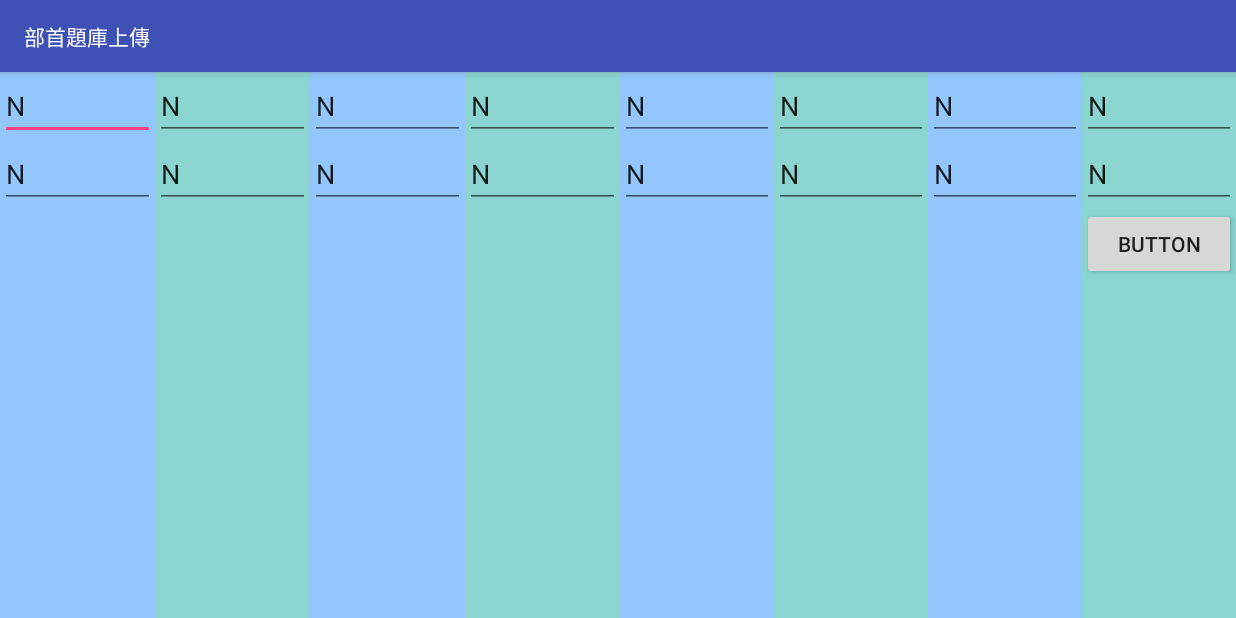
After one commit to DaLemon/HappyChildrenApp, an Android app: the HandUpload screen opened directly, with no data from a screen before it, on a phone screen of 824 x 412 dp (held sideways). The commit adds this screen. Run offline under Robolectric (Android 15) with nearby library versions, the phone set to English and light mode, and no system bars.

Commit message:
新增upload storage + Turn_game_data 動態化

```diff
--- a/HappyChildApp/app/src/main/AndroidManifest.xml
+++ b/HappyChildApp/app/src/main/AndroidManifest.xml
@@ -32,6 +32,11 @@
         <activity android:name=".Choose_Chinese_Math"
             android:label="@string/Choose_Chinese_Math"
             android:screenOrientation="landscape"></activity>
+
+        <activity android:name=".Upload.HandUpload"
+            android:label="@string/HandUpload"
+            android:screenOrientation="landscape"></activity>
+
 
         <activity
             android:name=".Unit1"
--- a/HappyChildApp/app/src/main/java/com/example/vrml/happychildapp/Jennifer_Code/FireBaseDataBaseTool.java
+++ b/HappyChildApp/app/src/main/java/com/example/vrml/happychildapp/Jennifer_Code/FireBaseDataBaseTool.java
@@ -1,14 +1,14 @@
 package com.example.vrml.happychildapp.Jennifer_Code;
 
-import android.content.Intent;
+import android.net.Uri;
 
-import com.example.vrml.happychildapp.R;
-import com.google.firebase.auth.FirebaseAuth;
-import com.google.firebase.database.DataSnapshot;
-import com.google.firebase.database.DatabaseError;
+import com.google.android.gms.tasks.OnFailureListener;
+import com.google.android.gms.tasks.OnSuccessListener;
 import com.google.firebase.database.DatabaseReference;
 import com.google.firebase.database.FirebaseDatabase;
-import com.google.firebase.database.ValueEventListener;
+import com.google.firebase.storage.FirebaseStorage;
+import com.google.firebase.storage.StorageReference;
+import com.google.firebase.storage.UploadTask;
 
 import java.util.List;
 
@@ -19,17 +19,37 @@ import java.util.List;
 
 public class FireBaseDataBaseTool {
 
-    public static void SendText(String Path,Object message){
+    public static void SendText(String Path, Object message) {
         FirebaseDatabase mFireBaseDatabase = FirebaseDatabase.getInstance();
         DatabaseReference databaseReference = mFireBaseDatabase.getReference();
         databaseReference.child(Path).setValue(message);
     }
-    public static void SendText(List<String> Path, Object message){
+
+    public static void SendText(List<String> Path, Object message) {
         FirebaseDatabase mFireBaseDatabase = FirebaseDatabase.getInstance();
         DatabaseReference databaseReference = mFireBaseDatabase.getReference();
-        for(String temp : Path){
+        for (String temp : Path) {
             databaseReference = databaseReference.child(temp);
         }
         databaseReference.setValue(message);
     }
+
+    static StorageReference databaseReference;
+    public static void SendStorage(String path, String filename, Uri filepath) {
+
+        databaseReference = FirebaseStorage.getInstance().getReference();
+        databaseReference = databaseReference.child(path).child(filename);
+        databaseReference.putFile(filepath);
+    }
+
+    public static void SendStorage(String path, String filename, Uri filepath,
+                                   OnSuccessListener<UploadTask.TaskSnapshot> success, OnFailureListener fail) {
+        databaseReference = FirebaseStorage.getInstance().getReference();
+        databaseReference = databaseReference.child(path).child(filename);
+        databaseReference.putFile(filepath).addOnSuccessListener(success).addOnFailureListener(fail);
+    }
+
+    public static StorageReference GetDatabaseReference() {
+        return databaseReference;
+    }
 }
--- a/HappyChildApp/app/src/main/java/com/example/vrml/happychildapp/TurnCardGame/Turn_Card_Data.java
+++ b/HappyChildApp/app/src/main/java/com/example/vrml/happychildapp/TurnCardGame/Turn_Card_Data.java
@@ -1,9 +1,11 @@
 package com.example.vrml.happychildapp.TurnCardGame;
 
 import android.os.Bundle;
+import android.util.Log;
 
 import com.google.firebase.database.DataSnapshot;
 
+import java.lang.reflect.Array;
 import java.util.Arrays;
 
 /**
@@ -12,8 +14,9 @@ import java.util.Arrays;
 
 public class Turn_Card_Data {
     //List<String> array = new ArrayList<String>();
-    String[] array;
+    String[] array = new String[16];
     DataSnapshot dataSnapshot;
+    private int size;
     public Turn_Card_Data get() {
         return new Turn_Card_Data();
     }
@@ -35,8 +38,14 @@ public class Turn_Card_Data {
             temp2 = (String) temp.getValue();
 
         }
-        array = Arrays.copyOfRange(temp2.split(""),1,temp2.split("").length);
-
+        String[] temp = temp2.split("");
+        size=temp.length/2;
+        for (int i=0 ; i<array.length;i++) {
+            array[i]  ="";
+        }
+        for (int i=1;i<temp.length;i++) {
+            array[i-1] = temp[i];
+        }
 
     }
 
@@ -48,5 +57,6 @@ public class Turn_Card_Data {
     public String[] getData(){
         return this.array;
     }
+    public int getSize(){return size;}
     public DataSnapshot getDataSnapshot() {return this.dataSnapshot;}
 }
--- a/HappyChildApp/app/src/main/java/com/example/vrml/happychildapp/TurnCardGame/Turn_Card_Game.java
+++ b/HappyChildApp/app/src/main/java/com/example/vrml/happychildapp/TurnCardGame/Turn_Card_Game.java
@@ -8,6 +8,7 @@ import android.os.Bundle;
 import android.os.Handler;
 import android.support.v7.app.AlertDialog;
 import android.support.v7.app.AppCompatActivity;
+import android.text.TextUtils;
 import android.util.DisplayMetrics;
 import android.util.Log;
 import android.view.KeyEvent;
@@ -35,6 +36,7 @@ public class Turn_Card_Game extends AppCompatActivity {
     Button temp = null;
     AlertDialog isExit;
     int count = 0;
+    int size;
     RatingBar mRatingBar;
     private static MediaPlayer music;
     DisplayMetrics metrics = new DisplayMetrics();
@@ -67,7 +69,7 @@ public class Turn_Card_Game extends AppCompatActivity {
                 Bundle bundle = Turn_Card_Game.this.getIntent().getExtras();
                 turn_card_data = new Turn_Card_Data(bundle,dataSnapshot);
                 str_array = turn_card_data.getData();
-
+                size = turn_card_data.getSize();
             }
 
             @Override
@@ -142,6 +144,9 @@ public class Turn_Card_Game extends AppCompatActivity {
             String btn = "button" + (i + 1);
             int resID = getResources().getIdentifier(btn, "id", getPackageName());
             buttons[i] = ((Button) findViewById(resID));
+            if(TextUtils.isEmpty(str_array[i]))
+                buttons[i].setVisibility(View.INVISIBLE);
+            else{
                 buttons[i].setText(str_array[i]);
                 //隨著螢幕寬去縮放文字尺寸
                 if(metrics.widthPixels > 2000) {
@@ -158,6 +163,7 @@ public class Turn_Card_Game extends AppCompatActivity {
                 buttons[i].setTextColor(Color.BLUE);
                 buttons[i].setOnClickListener(onClickListener);
                 buttons[i].setBackgroundResource(R.drawable.tt);
+            }
         }
     }
 
@@ -285,7 +291,7 @@ public class Turn_Card_Game extends AppCompatActivity {
                 button.setOnClickListener(null);
                 count++;
                 //完成後顯示成功
-                if (count == 8) {
+                if (count == size) {
                     ShowMessang("Successful");
                     mRatingBar.setRating(3);
                     music.stop();
--- /dev/null
+++ b/HappyChildApp/app/src/main/java/com/example/vrml/happychildapp/Upload/HandUpload.java
@@ -0,0 +1,54 @@
+package com.example.vrml.happychildapp.Upload;
+
+import android.graphics.Path;
+import android.os.Bundle;
+import android.support.annotation.Nullable;
+import android.support.v7.app.AppCompatActivity;
+import android.util.Log;
+import android.view.View;
+import android.widget.Button;
+import android.widget.EditText;
+
+import com.example.vrml.happychildapp.Jennifer_Code.FireBaseDataBaseTool;
+import com.example.vrml.happychildapp.R;
+
+import java.util.ArrayList;
+import java.util.List;
+
+/**
+ * Created by Nora on 2017/11/4.
+ */
+
+public class HandUpload extends AppCompatActivity {
+
+    Button button;
+    @Override
+    protected void onCreate(@Nullable Bundle savedInstanceState) {
+        super.onCreate(savedInstanceState);
+        setContentView(R.layout.handupload);
+        button = (Button) findViewById(R.id.summit);
+
+
+        button.setOnClickListener(new View.OnClickListener() {
+            @Override
+            public void onClick(View v) {
+                EditText editText1;
+                String result = "";
+                for (int i = 0; i < 16; i++) {
+                    String btn = "editText"+(i+1);
+                    int resID = getResources().getIdentifier(btn, "id", getPackageName());
+                    editText1 = (EditText)findViewById(resID);
+                    result+= editText1.getText();
+                }Log.e("DEBUG",result+"");
+                List<String> path= new ArrayList<String>();
+                path.add("Teach");
+                path.add("Chinese");
+                path.add("Exam");
+                path.add("Hand");
+                path.add("Lesson3");
+                path.add("content");
+                FireBaseDataBaseTool.SendText(path,result);
+            }
+        });
+    }
+}
--- a/HappyChildApp/app/src/main/java/com/example/vrml/happychildapp/menu_choose.java
+++ b/HappyChildApp/app/src/main/java/com/example/vrml/happychildapp/menu_choose.java
@@ -18,6 +18,7 @@ import android.widget.Toast;
 import com.example.vrml.happychildapp.Jennifer_Code.SignInActivity;
 import com.example.vrml.happychildapp.Jennifer_Code.SignOut;
 import com.example.vrml.happychildapp.Scoll.scrollActivity;
+import com.example.vrml.happychildapp.Upload.HandUpload;
 import com.google.firebase.auth.FirebaseAuth;
 
 import java.util.ArrayList;
@@ -56,6 +57,10 @@ public class menu_choose extends AppCompatActivity {
                         intent.setClass(menu_choose.this, scrollActivity.class);
                         startActivity(intent);
                         break;
+                    case "新增題庫":
+                        intent.setClass(menu_choose.this, HandUpload.class);
+                        startActivity(intent);
+                        break;
                     case "登出":
                         new SignOut();
                         intent.setClass(menu_choose.this, SignInActivity.class);
@@ -80,6 +85,7 @@ public class menu_choose extends AppCompatActivity {
             if(Position.equals("老師")){
                 data.add("教材分享區");//2
                 data.add("建立新教材");//3
+                data.add("新增題庫");
             }
             data.add("登出");
         }
--- /dev/null
+++ b/HappyChildApp/app/src/main/res/layout/handupload.xml
@@ -0,0 +1,228 @@
+<?xml version="1.0" encoding="utf-8"?>
+<LinearLayout xmlns:android="http://schemas.android.com/apk/res/android"
+    android:layout_width="match_parent"
+    android:layout_height="match_parent"
+    android:weightSum="8">
+
+    <LinearLayout
+        android:layout_width="match_parent"
+        android:layout_height="match_parent"
+        android:layout_weight="1"
+
+        android:background="@color/dot_light_screen3"
+        android:orientation="vertical">
+
+        <EditText
+            android:id="@+id/editText1"
+            android:layout_width="match_parent"
+            android:layout_height="wrap_content"
+            android:ems="10"
+            android:inputType="textPersonName"
+            android:maxLength="1"
+            android:text="Name" />
+
+        <EditText
+            android:id="@+id/editText2"
+            android:layout_width="match_parent"
+            android:layout_height="wrap_content"
+            android:ems="10"
+            android:inputType="textPersonName"
+            android:maxLength="1"
+            android:text="Name" />
+
+    </LinearLayout>
+
+    <LinearLayout
+        android:layout_width="match_parent"
+        android:layout_height="match_parent"
+        android:layout_weight="1"
+        android:background="@color/dot_light_screen2"
+        android:orientation="vertical">
+
+        <EditText
+            android:id="@+id/editText3"
+            android:layout_width="match_parent"
+            android:layout_height="wrap_content"
+            android:ems="10"
+            android:inputType="textPersonName"
+            android:maxLength="1"
+            android:text="Name" />
+
+        <EditText
+            android:id="@+id/editText4"
+            android:layout_width="match_parent"
+            android:layout_height="wrap_content"
+            android:ems="1"
+            android:inputType="textPersonName"
+            android:maxLength="1"
+            android:text="Name" />
+
+    </LinearLayout>
+
+    <LinearLayout
+        android:layout_width="match_parent"
+        android:layout_height="match_parent"
+        android:orientation="vertical"
+        android:background="@color/dot_light_screen3"
+        android:layout_weight="1">
+
+        <EditText
+            android:id="@+id/editText5"
+            android:layout_width="match_parent"
+            android:layout_height="wrap_content"
+            android:ems="10"
+            android:inputType="textPersonName"
+            android:maxLength="1"
+            android:text="Name" />
+
+        <EditText
+            android:id="@+id/editText6"
+            android:layout_width="match_parent"
+            android:layout_height="wrap_content"
+            android:ems="10"
+            android:inputType="textPersonName"
+            android:maxLength="1"
+            android:text="Name" />
+
+    </LinearLayout>
+
+    <LinearLayout
+        android:layout_width="match_parent"
+        android:layout_height="match_parent"
+        android:orientation="vertical"
+        android:background="@color/dot_light_screen2"
+        android:layout_weight="1">
+
+        <EditText
+            android:id="@+id/editText7"
+            android:layout_width="match_parent"
+            android:layout_height="wrap_content"
+            android:ems="10"
+            android:inputType="textPersonName"
+            android:maxLength="1"
+            android:text="Name" />
+
+        <EditText
+            android:id="@+id/editText8"
+            android:layout_width="match_parent"
+            android:layout_height="wrap_content"
+            android:ems="10"
+            android:inputType="textPersonName"
+            android:maxLength="1"
+            android:text="Name" />
+
+    </LinearLayout>
+
+    <LinearLayout
+        android:layout_width="match_parent"
+        android:layout_height="match_parent"
+        android:orientation="vertical"
+        android:background="@color/dot_light_screen3"
+        android:layout_weight="1">
+
+        <EditText
+            android:id="@+id/editText9"
+            android:layout_width="match_parent"
+            android:layout_height="wrap_content"
+            android:ems="10"
+            android:inputType="textPersonName"
+            android:maxLength="1"
+            android:text="Name" />
+
+        <EditText
+            android:id="@+id/editText10"
+            android:layout_width="match_parent"
+            android:layout_height="wrap_content"
+            android:ems="10"
+            android:inputType="textPersonName"
+            android:maxLength="1"
+            android:text="Name" />
+
+    </LinearLayout>
+
+    <LinearLayout
+        android:layout_width="match_parent"
+        android:layout_height="match_parent"
+        android:orientation="vertical"
+        android:background="@color/dot_light_screen2"
+        android:layout_weight="1">
+
+        <EditText
+            android:id="@+id/editText11"
+            android:layout_width="match_parent"
+            android:layout_height="wrap_content"
+            android:ems="10"
+            android:inputType="textPersonName"
+            android:maxLength="1"
+            android:text="Name" />
+
+        <EditText
+            android:id="@+id/editText12"
+            android:layout_width="match_parent"
+            android:layout_height="wrap_content"
+            android:ems="10"
+            android:inputType="textPersonName"
+            android:maxLength="1"
+            android:text="Name" />
+
+    </LinearLayout>
+
+    <LinearLayout
+        android:layout_width="match_parent"
+        android:layout_height="match_parent"
+        android:orientation="vertical"
+        android:background="@color/dot_light_screen3"
+        android:layout_weight="1">
+
+        <EditText
+            android:id="@+id/editText13"
+            android:layout_width="match_parent"
+            android:layout_height="wrap_content"
+            android:ems="10"
+            android:inputType="textPersonName"
+            android:maxLength="1"
+            android:text="Name" />
+
+        <EditText
+            android:id="@+id/editText14"
+            android:layout_width="match_parent"
+            android:layout_height="wrap_content"
+            android:ems="10"
+            android:inputType="textPersonName"
+            android:maxLength="1"
+            android:text="Name" />
+
+    </LinearLayout>
+
+    <LinearLayout
+        android:layout_width="match_parent"
+        android:layout_height="match_parent"
+        android:layout_weight="1"
+        android:background="@color/dot_light_screen2"
+        android:orientation="vertical">
+
+        <EditText
+            android:id="@+id/editText15"
+            android:layout_width="match_parent"
+            android:layout_height="wrap_content"
+            android:ems="10"
+            android:inputType="textPersonName"
+            android:maxLength="1"
+            android:text="Name" />
+
+        <EditText
+            android:id="@+id/editText16"
+            android:layout_width="match_parent"
+            android:layout_height="wrap_content"
+            android:ems="10"
+            android:inputType="textPersonName"
+            android:maxLength="1"
+            android:text="Name" />
+
+        <Button
+            android:id="@+id/summit"
+            android:layout_width="match_parent"
+            android:layout_height="wrap_content"
+            android:text="Button" />
+    </LinearLayout>
+</LinearLayout>
--- a/HappyChildApp/app/src/main/res/values/colors.xml
+++ b/HappyChildApp/app/src/main/res/values/colors.xml
@@ -17,7 +17,7 @@
     <color name="dot_dark_screen4">#d955ea</color>
 
     <!-- dots active colors -->
-    <color name="dot_light_screen1">#f98da5</color>
+    <color name="dot_light_screen1">#fc9fb4</color>
     <color name="dot_light_screen2">#8bd4cf</color>
     <color name="dot_light_screen3">#93c6fd</color>
     <color name="dot_light_screen4">#e4b5fc</color>
--- a/HappyChildApp/app/src/main/res/values/strings.xml
+++ b/HappyChildApp/app/src/main/res/values/strings.xml
@@ -5,6 +5,7 @@
     <string name="HomonymTest">同音異字測驗</string>
     <string name="ChooseMode">選擇模式</string>
     <string name="UntiChoose">選擇單元</string>
+    <string name="HandUpload">部首題庫上傳</string>
     <string name="Menu">Menu</string>
     <string name="Unit1">Unit1</string>
     <string name="Make_Teaching_materials">建立教材</string>
```
Lines whose indentation alone changed are shown as unchanged.
